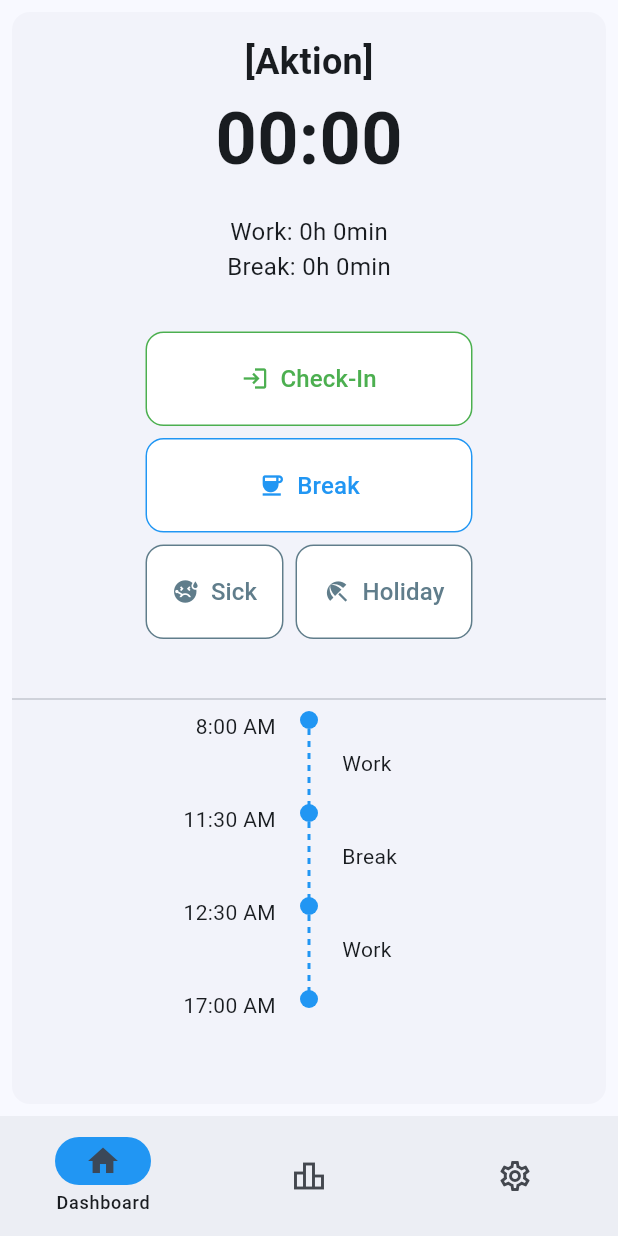
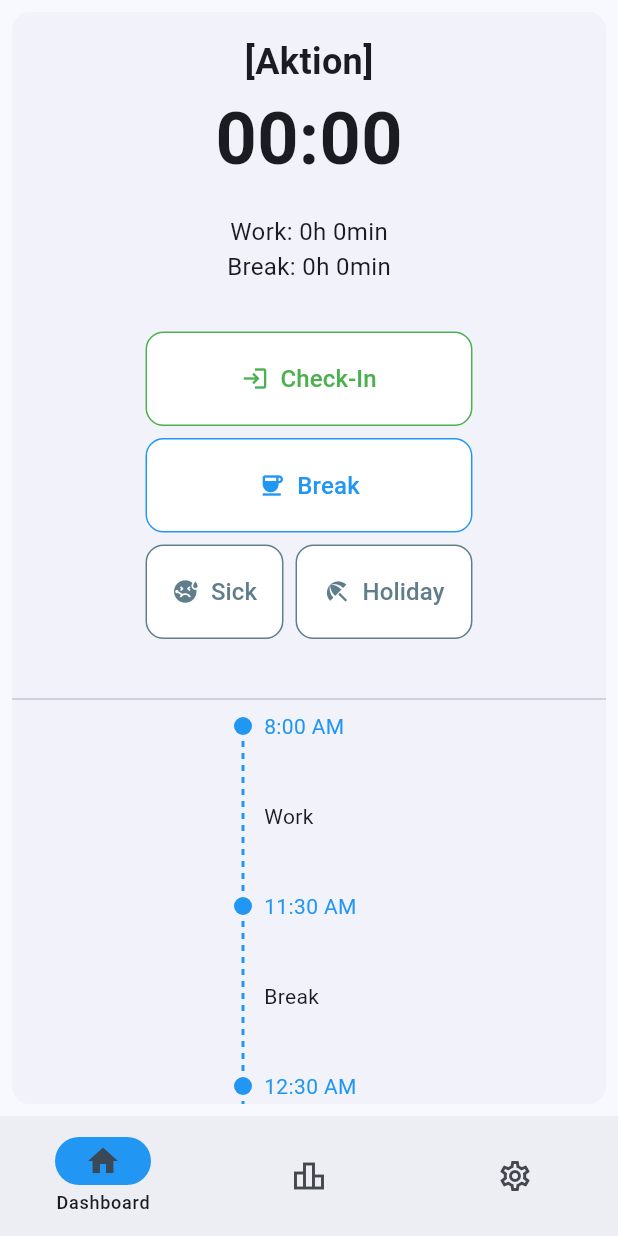
Before and after one commit to MaeschDEV/Zentime, a Flutter app: the screen it shows after launch, on a phone screen of 412 x 824 dp. Run offline on Flutter 3.47's test engine with Material 3 defaults, Android fonts, the light colour scheme and no system bars; our stand-ins replace hive_flutter; accounts and stored records are empty.

Commit message:
Changed timeline design

```diff
--- a/lib/Widgets/timeline_item.dart
+++ b/lib/Widgets/timeline_item.dart
@@ -16,13 +16,13 @@ class TimelineItem extends StatelessWidget {
   @override
   Widget build(BuildContext context) {
     return Row(
+      mainAxisSize: MainAxisSize.max,
       mainAxisAlignment: MainAxisAlignment.center,
       crossAxisAlignment: CrossAxisAlignment.start,
       children: [
-        SizedBox(width: 80, child: Text(time, textAlign: TextAlign.right)),
-        const SizedBox(width: 16),
         Column(
           children: [
+            SizedBox(height: 4),
             Container(
               width: 12,
               height: 12,
@@ -31,21 +31,17 @@ class TimelineItem extends StatelessWidget {
                 shape: BoxShape.circle,
               ),
             ),
-            if (!isLast) SizedBox(height: 50, child: DashedLine(height: 50)),
+            SizedBox(height: 4),
+            if (!isLast) SizedBox(height: 100, child: DashedLine(height: 100)),
           ],
         ),
-        const SizedBox(width: 16),
-        Padding(
-          padding: EdgeInsetsGeometry.directional(
-            start: 0,
-            end: 0,
-            top: 25,
-            bottom: 0,
-          ),
-          child: SizedBox(
-            width: 80,
-            child: Text(label, textAlign: TextAlign.left),
-          ),
+        SizedBox(width: 8),
+        Column(
+          children: [
+            SizedBox(width: 80, child: Text(time, textAlign: TextAlign.left, style: TextStyle(color: Colors.blue),)),
+            SizedBox(height: 40),
+            SizedBox(width: 80, child: Text(label, textAlign: TextAlign.left)),
+          ],
         ),
       ],
     );
--- a/lib/screens/dashboard_screen.dart
+++ b/lib/screens/dashboard_screen.dart
@@ -150,14 +150,18 @@ class DashboardScreen extends StatelessWidget {
           ),
           const SizedBox(height: 32),
           Divider(),
-          SizedBox(
+          Expanded(
+            child: SingleChildScrollView(
               child: Column(
                 children: [
                   TimelineItem(time: '8:00 AM', label: 'Work'),
                   TimelineItem(time: '11:30 AM', label: 'Break'),
                   TimelineItem(time: '12:30 AM', label: 'Work'),
+                  TimelineItem(time: '12:30 AM', label: 'Work'),
+                  TimelineItem(time: '12:30 AM', label: 'Work'),
                   TimelineItem(time: '17:00 AM', label: '', isLast: true),
                 ],
+              ),
             ),
           ),
         ],
```
Lines whose indentation alone changed are shown as unchanged.
